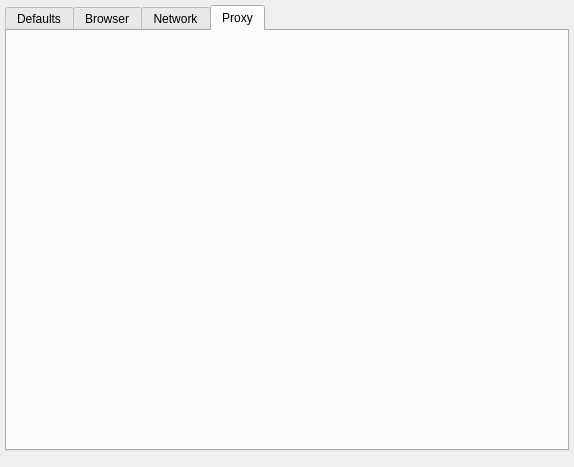
HJCMS/xhtmldbg, file src/configdialog/configdialogui.ui: the form before one commit.
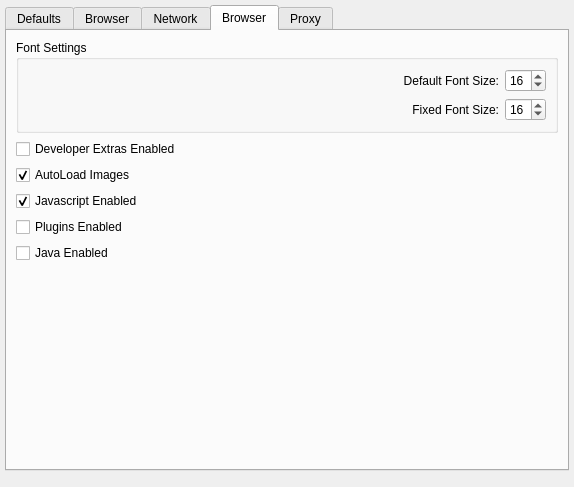
The form after the commit. The open tabs and pages were chosen to show the change.

The edit to the form file:
```diff
--- a/src/configdialog/configdialogui.ui
+++ b/src/configdialog/configdialogui.ui
@@ -7,7 +7,7 @@
     <x>0</x>
     <y>0</y>
     <width>574</width>
-    <height>467</height>
+    <height>487</height>
    </rect>
   </property>
   <property name="windowTitle">
@@ -173,6 +173,9 @@
             <property name="text">
              <string>Load this URL as Default on start, if empty use recent Homepage.</string>
             </property>
+            <property name="wordWrap">
+             <bool>true</bool>
+            </property>
            </widget>
           </item>
           <item>
@@ -312,7 +315,7 @@
          <property name="checked">
           <bool>false</bool>
          </property>
-         <layout class="QVBoxLayout" name="verticalLayout_6">
+         <layout class="QVBoxLayout" name="verticalLayout_3">
           <item>
            <widget class="QLabel" name="label_4">
             <property name="text">
@@ -338,8 +341,6 @@
            </widget>
           </item>
           <item>
-           <layout class="QHBoxLayout" name="horizontalLayout_4">
-            <item>
              <widget class="QLabel" name="label_5">
               <property name="text">
                <string>How the cache should be accessed?</string>
@@ -360,8 +361,6 @@
              </widget>
             </item>
            </layout>
-          </item>
-         </layout>
         </widget>
        </item>
        <item>
@@ -410,6 +409,134 @@
       </layout>
      </widget>
      <widget class="QWidget" name="tab4">
+      <attribute name="title">
+       <string>Browser</string>
+      </attribute>
+      <layout class="QVBoxLayout" name="verticalLayout_6">
+       <item>
+        <widget class="QGroupBox" name="groupBox_4">
+         <property name="title">
+          <string>Font Settings</string>
+         </property>
+         <layout class="QGridLayout" name="gridLayout">
+          <item row="0" column="0">
+           <widget class="QLabel" name="label_6">
+            <property name="sizePolicy">
+             <sizepolicy hsizetype="Expanding" vsizetype="Preferred">
+              <horstretch>0</horstretch>
+              <verstretch>0</verstretch>
+             </sizepolicy>
+            </property>
+            <property name="text">
+             <string>Default Font Size:</string>
+            </property>
+            <property name="alignment">
+             <set>Qt::AlignRight|Qt::AlignTrailing|Qt::AlignVCenter</set>
+            </property>
+           </widget>
+          </item>
+          <item row="0" column="1">
+           <widget class="QSpinBox" name="DefaultFontSize">
+            <property name="minimum">
+             <number>8</number>
+            </property>
+            <property name="maximum">
+             <number>50</number>
+            </property>
+            <property name="value">
+             <number>16</number>
+            </property>
+           </widget>
+          </item>
+          <item row="1" column="0">
+           <widget class="QLabel" name="label_7">
+            <property name="sizePolicy">
+             <sizepolicy hsizetype="Expanding" vsizetype="Preferred">
+              <horstretch>0</horstretch>
+              <verstretch>0</verstretch>
+             </sizepolicy>
+            </property>
+            <property name="text">
+             <string>Fixed Font Size:</string>
+            </property>
+            <property name="alignment">
+             <set>Qt::AlignRight|Qt::AlignTrailing|Qt::AlignVCenter</set>
+            </property>
+           </widget>
+          </item>
+          <item row="1" column="1">
+           <widget class="QSpinBox" name="DefaultFixedFontSize">
+            <property name="minimum">
+             <number>8</number>
+            </property>
+            <property name="maximum">
+             <number>50</number>
+            </property>
+            <property name="value">
+             <number>16</number>
+            </property>
+           </widget>
+          </item>
+         </layout>
+        </widget>
+       </item>
+       <item>
+        <widget class="QCheckBox" name="DeveloperExtrasEnabled">
+         <property name="text">
+          <string>Developer Extras Enabled</string>
+         </property>
+        </widget>
+       </item>
+       <item>
+        <widget class="QCheckBox" name="AutoLoadImages">
+         <property name="text">
+          <string>AutoLoad Images</string>
+         </property>
+         <property name="checked">
+          <bool>true</bool>
+         </property>
+        </widget>
+       </item>
+       <item>
+        <widget class="QCheckBox" name="JavascriptEnabled">
+         <property name="text">
+          <string>Javascript Enabled</string>
+         </property>
+         <property name="checked">
+          <bool>true</bool>
+         </property>
+        </widget>
+       </item>
+       <item>
+        <widget class="QCheckBox" name="PluginsEnabled">
+         <property name="text">
+          <string>Plugins Enabled</string>
+         </property>
+        </widget>
+       </item>
+       <item>
+        <widget class="QCheckBox" name="JavaEnabled">
+         <property name="text">
+          <string>Java Enabled</string>
+         </property>
+        </widget>
+       </item>
+       <item>
+        <spacer name="verticalSpacer_3">
+         <property name="orientation">
+          <enum>Qt::Vertical</enum>
+         </property>
+         <property name="sizeHint" stdset="0">
+          <size>
+           <width>20</width>
+           <height>179</height>
+          </size>
+         </property>
+        </spacer>
+       </item>
+      </layout>
+     </widget>
+     <widget class="QWidget" name="tab5">
       <attribute name="title">
        <string>Proxy</string>
       </attribute>
```
Lines whose indentation alone changed are shown as unchanged.
